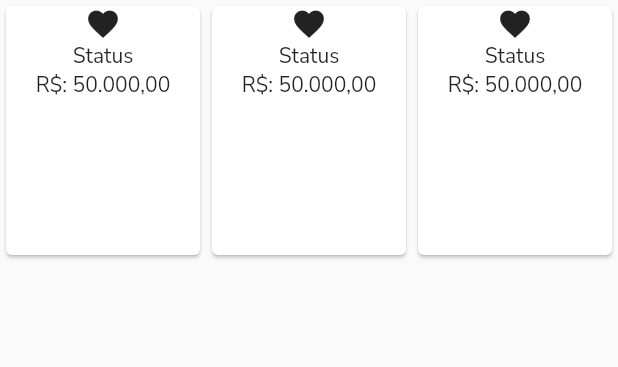
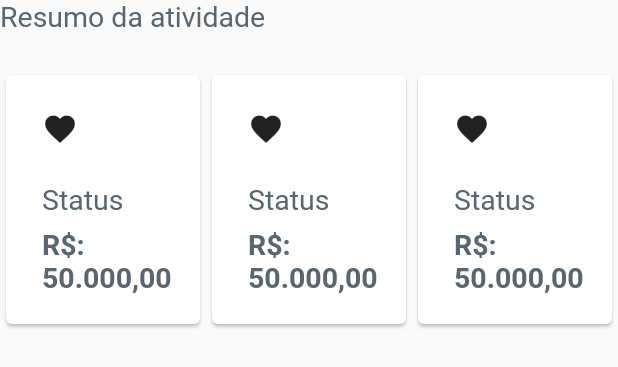
Before and after one commit to ThiagoAZBR/az_proof, a Flutter app: the ActivitySummary widget shown alone on an empty page, opened directly, on a phone screen of 412 x 824 dp. Shown: the top 367 px of the screen. Run offline on Flutter 3.47's test engine with Material 2 defaults, Android fonts, the phone set to English and light mode, and no system bars; our stand-ins replace dio, flutter_feather_icons, flutter_phosphor_icons, flutter_svg, fpdart, freezed_annotation and 3 more; accounts and stored records are empty; network calls fail; Roboto replaces fonts that are missing (NunitoSans).

Commit message:
:lipstick: ui: work in UI details

```diff
--- a/lib/app/modules/home/views/widgets/activity_summary.dart
+++ b/lib/app/modules/home/views/widgets/activity_summary.dart
@@ -1,4 +1,5 @@
 import 'package:az_proof/app/modules/home/views/widgets/card_details.dart';
+import 'package:az_proof/app/shared/app_text_styles.dart';
 import 'package:flutter/material.dart';
 import 'package:flutter/src/foundation/key.dart';
 import 'package:flutter/src/widgets/framework.dart';
@@ -11,7 +12,15 @@ class ActivitySummary extends StatelessWidget {
     return SizedBox(
       width: double.maxFinite,
       child: Column(
+        crossAxisAlignment: CrossAxisAlignment.start,
         children: <Widget>[
+          Text(
+            'Resumo da atividade',
+            style: AppTextStyles.nunitoBig(),
+          ),
+
+          const SizedBox(height: 24),
+
           Row(
             mainAxisAlignment: MainAxisAlignment.start,
             children: <Widget>[
--- a/lib/app/modules/home/views/widgets/card_details.dart
+++ b/lib/app/modules/home/views/widgets/card_details.dart
@@ -1,3 +1,5 @@
+import 'package:az_proof/app/shared/app_colors.dart';
+import 'package:az_proof/app/shared/app_text_styles.dart';
 import 'package:flutter/material.dart';
 import 'package:flutter/src/foundation/key.dart';
 import 'package:flutter/src/widgets/framework.dart';
@@ -19,14 +21,37 @@ class CardDetails extends StatelessWidget {
   @override
   Widget build(BuildContext context) {
     return ConstrainedBox(
-      constraints: BoxConstraints(maxHeight: 174,),
+      constraints: BoxConstraints(
+        maxHeight: 174,
+      ),
       child: Card(
-        child: Column(
-          children: <Widget>[
-            Icon(_icon),
-            Text(_title),
-            Text(_body),
-          ],
+        child: Padding(
+          padding: const EdgeInsets.only(
+            left: 24,
+            top: 24,
+            bottom: 24,
+          ),
+          child: Column(
+            crossAxisAlignment: CrossAxisAlignment.start,
+            children: <Widget>[
+              Icon(_icon),
+              const SizedBox(height: 24),
+              Text(
+                _title,
+                style: AppTextStyles.nunitoBig(
+                  color: AppColors.darkGrey,
+                ),
+              ),
+              const SizedBox(height: 8),
+              Text(
+                _body,
+                style: AppTextStyles.nunitoBig(
+                  fontWeight: FontWeight.bold,
+                  color: AppColors.darkGrey,
+                ),
+              ),
+            ],
+          ),
         ),
       ),
     );
--- a/lib/app/modules/home/views/widgets/dashboard_body.dart
+++ b/lib/app/modules/home/views/widgets/dashboard_body.dart
@@ -1,5 +1,6 @@
 import 'package:az_proof/app/modules/home/views/widgets/activity_summary.dart';
 import 'package:az_proof/app/modules/home/views/widgets/requests_table/requests_table.dart';
+import 'package:az_proof/app/modules/home/views/widgets/requests_table/table_footer.dart';
 import 'package:flutter/material.dart';
 import 'package:flutter/src/foundation/key.dart';
 import 'package:flutter/src/widgets/framework.dart';
@@ -15,7 +16,9 @@ class DashboardBody extends StatelessWidget {
         crossAxisAlignment: CrossAxisAlignment.start,
         children: <Widget>[
           ActivitySummary(),
+          const SizedBox(height: 32),
           RequestsTable(),
+          TableFooter(),
         ],
       ),
     );
--- a/lib/app/shared/app_colors.dart
+++ b/lib/app/shared/app_colors.dart
@@ -5,5 +5,11 @@ class AppColors {
   static const Color darkRed = Color(0xffFE7C6E);
 
   static const Color white = Color(0xffffffff);
+
   static const Color lightGrey = Color(0xffFCFCFC);
+  static const Color darkGrey = Color(0xff59666F);
+  static const Color grey = Color(0xff97A1A8);
+
+  static const Color dividerColor = Color(0xffF5F5F5);
+  static const Color background = Color(0xffFAFAFA);
 }
--- /dev/null
+++ b/lib/app/shared/app_text_styles.dart
@@ -0,0 +1,37 @@
+import 'package:az_proof/app/shared/app_colors.dart';
+import 'package:flutter/cupertino.dart';
+
+class AppTextStyles {
+  static TextStyle nunitoBig({
+    FontWeight fontWeight = FontWeight.normal,
+    Color color = AppColors.darkGrey,
+  }) =>
+      TextStyle(
+        fontFamily: 'NunitoSans',
+        color: color,
+        fontSize: 19,
+        fontWeight: fontWeight,
+      );
+
+  static TextStyle nunitoMedium({
+    FontWeight fontWeight = FontWeight.normal,
+    Color color = AppColors.darkGrey,
+  }) =>
+      TextStyle(
+        fontFamily: 'NunitoSans',
+        color: color,
+        fontSize: 14,
+        fontWeight: fontWeight,
+      );
+
+  static TextStyle nunitoSmall({
+    FontWeight fontWeight = FontWeight.normal,
+    Color color = AppColors.darkGrey,
+  }) =>
+      TextStyle(
+        fontFamily: 'NunitoSans',
+        color: color,
+        fontSize: 12,
+        fontWeight: fontWeight,
+      );
+}
```
Also changed, not shown: lib/app/modules/home/views/home_view.dart (+6 -4 lines), lib/app/modules/home/views/widgets/requests_table/footer_dropdown.dart (added, +49 -0 lines), lib/app/modules/home/views/widgets/requests_table/requests_table.dart (+35 -6 lines), lib/app/modules/home/views/widgets/requests_table/table_column.dart (+57 -2 lines), lib/app/modules/home/views/widgets/requests_table/table_footer.dart (added, +73 -0 lines).
